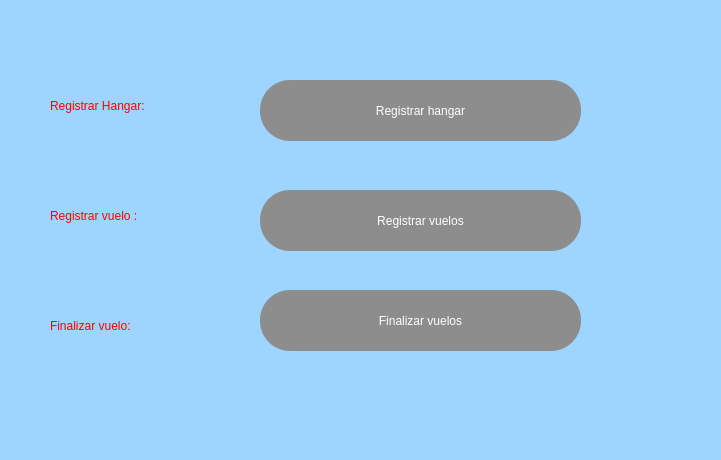
Before: the Qt Designer form sub_menu.ui in andresparra85/proyecto-aeropuerto, drawn with Qt 5.
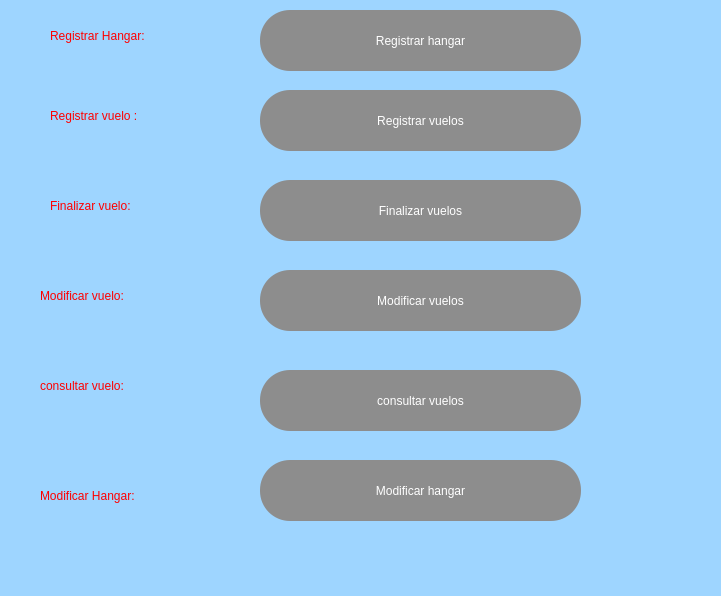
After: the same form once the commit is applied.

```diff
--- a/sub_menu.ui
+++ b/sub_menu.ui
@@ -7,7 +7,7 @@
     <x>0</x>
     <y>0</y>
     <width>721</width>
-    <height>460</height>
+    <height>596</height>
    </rect>
   </property>
   <property name="windowTitle">
@@ -21,7 +21,7 @@
     <property name="geometry">
      <rect>
       <x>50</x>
-      <y>200</y>
+      <y>100</y>
       <width>211</width>
       <height>31</height>
      </rect>
@@ -39,7 +39,7 @@
     <property name="geometry">
      <rect>
       <x>50</x>
-      <y>310</y>
+      <y>190</y>
       <width>211</width>
       <height>31</height>
      </rect>
@@ -57,7 +57,7 @@
     <property name="geometry">
      <rect>
       <x>50</x>
-      <y>90</y>
+      <y>20</y>
       <width>211</width>
       <height>31</height>
      </rect>
@@ -75,7 +75,7 @@
     <property name="geometry">
      <rect>
       <x>260</x>
-      <y>80</y>
+      <y>10</y>
       <width>321</width>
       <height>61</height>
      </rect>
@@ -110,7 +110,7 @@
     <property name="geometry">
      <rect>
       <x>260</x>
-      <y>190</y>
+      <y>90</y>
       <width>321</width>
       <height>61</height>
      </rect>
@@ -145,7 +145,7 @@
     <property name="geometry">
      <rect>
       <x>260</x>
-      <y>290</y>
+      <y>180</y>
       <width>321</width>
       <height>61</height>
      </rect>
@@ -176,6 +176,165 @@
      <string>Finalizar vuelos</string>
     </property>
    </widget>
+   <widget class="QLabel" name="label_6">
+    <property name="geometry">
+     <rect>
+      <x>40</x>
+      <y>280</y>
+      <width>211</width>
+      <height>31</height>
+     </rect>
+    </property>
+    <property name="styleSheet">
+     <string notr="true">
+font: 75 14pt &quot;MS Shell Dlg 2&quot;;
+color: rgb(255, 0, 0);</string>
+    </property>
+    <property name="text">
+     <string>Modificar vuelo:</string>
+    </property>
+   </widget>
+   <widget class="QPushButton" name="btn_modifica_vuelos">
+    <property name="geometry">
+     <rect>
+      <x>260</x>
+      <y>270</y>
+      <width>321</width>
+      <height>61</height>
+     </rect>
+    </property>
+    <property name="styleSheet">
+     <string notr="true">QPushButton{
+font: 90 20pt &quot;MS Shell Dlg 2&quot;;
+  color:rgb(255, 255, 255);
+  
+	background-color: rgb(104, 127, 143);
+border-radius:30px;
+}
+QPushButton:hover{
+background-color: rgb(255, 0,0 );
+	color:rgb(255, 255, 255);
+}
+
+QPushButton{
+
+  color:rgb(255, 255, 255);
+  
+	
+	background-color: rgb(141, 141, 141);
+}
+</string>
+    </property>
+    <property name="text">
+     <string>Modificar vuelos</string>
+    </property>
+   </widget>
+   <widget class="QPushButton" name="btn_consulta_vuelos">
+    <property name="geometry">
+     <rect>
+      <x>260</x>
+      <y>370</y>
+      <width>321</width>
+      <height>61</height>
+     </rect>
+    </property>
+    <property name="styleSheet">
+     <string notr="true">QPushButton{
+font: 90 20pt &quot;MS Shell Dlg 2&quot;;
+  color:rgb(255, 255, 255);
+  
+	background-color: rgb(104, 127, 143);
+border-radius:30px;
+}
+QPushButton:hover{
+background-color: rgb(255, 0,0 );
+	color:rgb(255, 255, 255);
+}
+
+QPushButton{
+
+  color:rgb(255, 255, 255);
+  
+	
+	background-color: rgb(141, 141, 141);
+}
+</string>
+    </property>
+    <property name="text">
+     <string>consultar vuelos</string>
+    </property>
+   </widget>
+   <widget class="QLabel" name="label_7">
+    <property name="geometry">
+     <rect>
+      <x>40</x>
+      <y>370</y>
+      <width>211</width>
+      <height>31</height>
+     </rect>
+    </property>
+    <property name="styleSheet">
+     <string notr="true">
+font: 75 14pt &quot;MS Shell Dlg 2&quot;;
+color: rgb(255, 0, 0);</string>
+    </property>
+    <property name="text">
+     <string>consultar vuelo:</string>
+    </property>
+   </widget>
+   <widget class="QPushButton" name="btn_modifica_hangar">
+    <property name="geometry">
+     <rect>
+      <x>260</x>
+      <y>460</y>
+      <width>321</width>
+      <height>61</height>
+     </rect>
+    </property>
+    <property name="styleSheet">
+     <string notr="true">QPushButton{
+font: 90 20pt &quot;MS Shell Dlg 2&quot;;
+  color:rgb(255, 255, 255);
+  
+	background-color: rgb(104, 127, 143);
+border-radius:30px;
+}
+QPushButton:hover{
+background-color: rgb(255, 0,0 );
+	color:rgb(255, 255, 255);
+}
+
+QPushButton{
+
+  color:rgb(255, 255, 255);
+  
+	
+	background-color: rgb(141, 141, 141);
+}
+</string>
+    </property>
+    <property name="text">
+     <string>Modificar hangar</string>
+    </property>
+   </widget>
+   <widget class="QLabel" name="label_8">
+    <property name="geometry">
+     <rect>
+      <x>40</x>
+      <y>480</y>
+      <width>211</width>
+      <height>31</height>
+     </rect>
+    </property>
+    <property name="styleSheet">
+     <string notr="true">
+font: 75 14pt &quot;MS Shell Dlg 2&quot;;
+color: rgb(255, 0, 0);</string>
+    </property>
+    <property name="text">
+     <string>Modificar Hangar:</string>
+    </property>
+   </widget>
   </widget>
   <widget class="QMenuBar" name="menubar">
    <property name="geometry">
```
